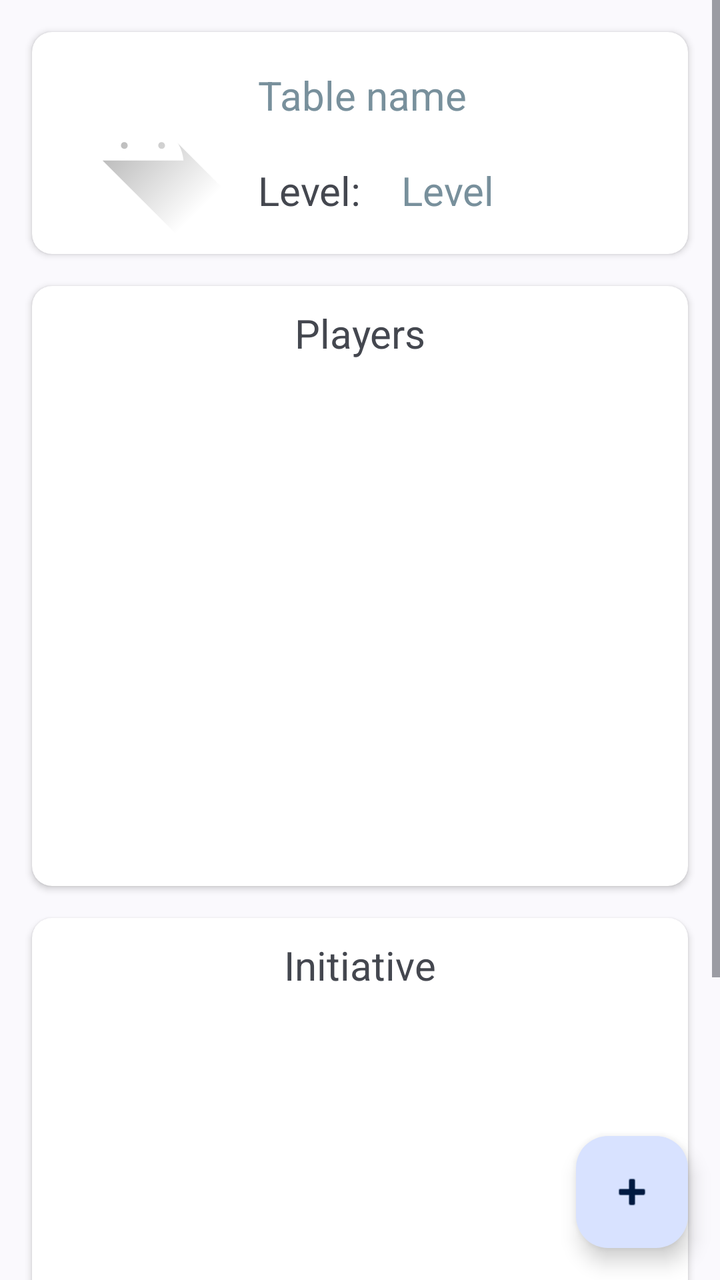
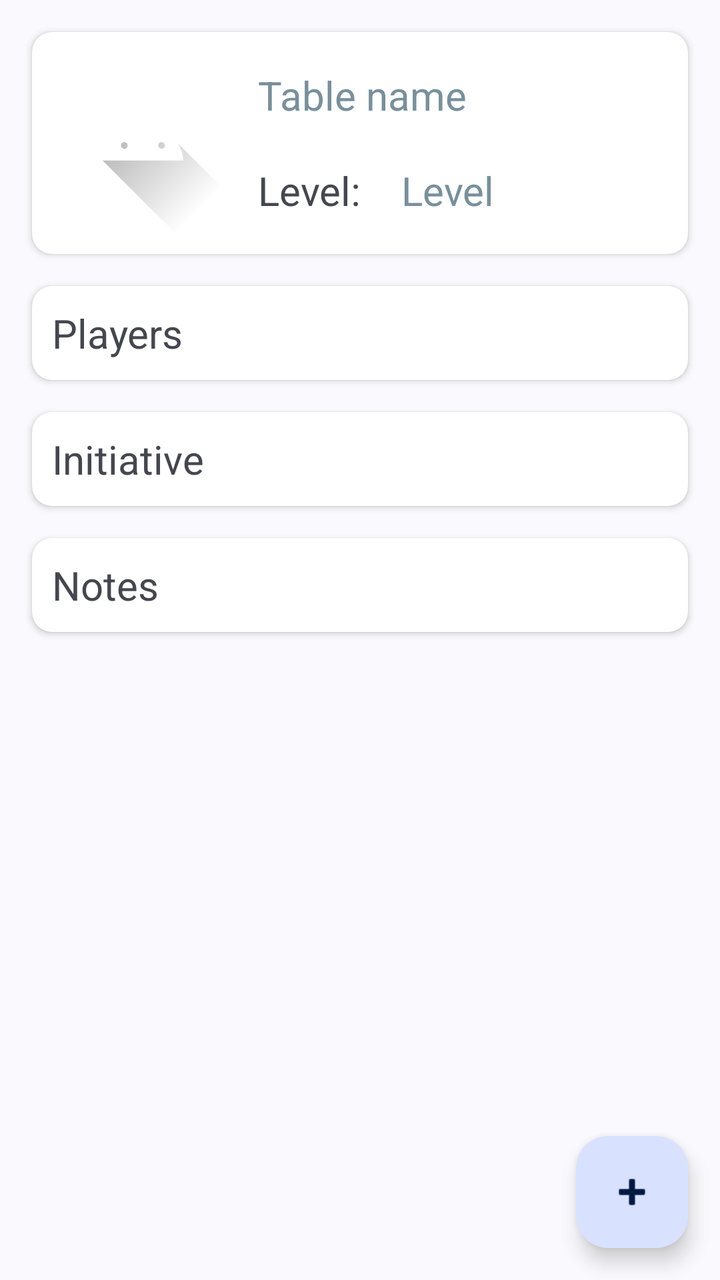

Before-and-after screenshots of an Android layout around one commit, followed by the original layout XML and the change that was made.
<!-- AndroidManifest.xml: application theme Theme.DawningOfTheAshes -->
<!-- res/layout/fragment_table_info.xml -->
<?xml version="1.0" encoding="utf-8"?>
<layout xmlns:android="http://schemas.android.com/apk/res/android"
    xmlns:app="http://schemas.android.com/apk/res-auto"
    xmlns:tools="http://schemas.android.com/tools">

    <androidx.constraintlayout.widget.ConstraintLayout
        android:layout_width="match_parent"
        android:layout_height="match_parent"
        tools:context=".ui.ShowTable">

        <ScrollView
            android:id="@+id/scrollView"
            android:layout_width="match_parent"
            android:layout_height="0dp"
            app:layout_constraintBottom_toBottomOf="parent"
            app:layout_constraintEnd_toEndOf="parent"
            app:layout_constraintHorizontal_bias="0.0"
            app:layout_constraintStart_toStartOf="parent"
            app:layout_constraintTop_toTopOf="parent"
            app:layout_constraintVertical_bias="0.0">

            <androidx.constraintlayout.widget.ConstraintLayout
                android:layout_width="match_parent"
                android:layout_height="wrap_content">

                <androidx.cardview.widget.CardView
                    android:id="@+id/tableHeaderCardView"
                    android:layout_width="0dp"
                    android:layout_height="wrap_content"
                    android:layout_marginStart="16dp"
                    android:layout_marginTop="16dp"
                    android:layout_marginEnd="16dp"
                    app:cardCornerRadius="@dimen/cardRadius"
                    app:layout_constraintEnd_toEndOf="parent"
                    app:layout_constraintStart_toStartOf="parent"
                    app:layout_constraintTop_toTopOf="parent">

                    <androidx.constraintlayout.widget.ConstraintLayout
                        android:layout_width="match_parent"
                        android:layout_height="match_parent">

                        <ImageView
                            android:id="@+id/tableProfileImage"
                            android:layout_width="95dp"
                            android:layout_height="95dp"
                            android:layout_marginStart="8dp"
                            android:layout_marginTop="8dp"
                            android:layout_marginBottom="8dp"
                            android:contentDescription="@string/tableImage"
                            app:layout_constraintBottom_toBottomOf="parent"
                            app:layout_constraintStart_toStartOf="parent"
                            app:layout_constraintTop_toTopOf="parent"
                            app:srcCompat="@drawable/ic_launcher_foreground" />

                        <TextView
                            android:id="@+id/tableNameTextField"
                            style="@style/tableTextStyle"
                            android:layout_width="0dp"
                            android:layout_height="wrap_content"
                            android:layout_marginTop="8dp"
                            android:layout_marginEnd="8dp"
                            android:hint="@string/tableName"
                            android:textColorHint="#78909C"
                            android:textSize="20sp"
                            app:layout_constraintEnd_toEndOf="parent"
                            app:layout_constraintHorizontal_bias="1.0"
                            app:layout_constraintStart_toEndOf="@+id/tableProfileImage"
                            app:layout_constraintTop_toTopOf="parent" />

                        <TextView
                            android:id="@+id/levelLabel"
                            style="@style/tableLabelTextStyle"
                            android:layout_width="0dp"
                            android:layout_height="wrap_content"
                            android:layout_marginBottom="8dp"
                            android:text="@string/levelLabel"
                            android:textSize="20sp"
                            app:layout_constraintBottom_toBottomOf="parent"
                            app:layout_constraintStart_toEndOf="@+id/tableProfileImage"
                            app:layout_constraintTop_toBottomOf="@+id/tableNameTextField" />

                        <TextView
                            android:id="@+id/levelTextView"
                            style="@style/tableTextStyle"
                            android:layout_width="0dp"
                            android:layout_height="wrap_content"
                            android:layout_marginEnd="8dp"
                            android:layout_marginBottom="8dp"
                            android:hint="@string/levelText"
                            android:textColorHint="#78909C"
                            android:textSize="20sp"
                            app:layout_constraintBottom_toBottomOf="parent"
                            app:layout_constraintEnd_toEndOf="parent"
                            app:layout_constraintStart_toEndOf="@+id/levelLabel"
                            app:layout_constraintTop_toBottomOf="@+id/tableNameTextField" />
                    </androidx.constraintlayout.widget.ConstraintLayout>
                </androidx.cardview.widget.CardView>

                <androidx.cardview.widget.CardView
                    android:id="@+id/playersCardView"
                    android:layout_width="0dp"
                    android:layout_height="300dp"
                    android:layout_marginStart="16dp"
                    android:layout_marginTop="16dp"
                    android:layout_marginEnd="16dp"
                    app:cardCornerRadius="@dimen/cardRadius"
                    app:layout_constraintEnd_toEndOf="parent"
                    app:layout_constraintStart_toStartOf="parent"
                    app:layout_constraintTop_toBottomOf="@+id/tableHeaderCardView">

                    <androidx.constraintlayout.widget.ConstraintLayout
                        android:layout_width="match_parent"
                        android:layout_height="match_parent">

                        <androidx.recyclerview.widget.RecyclerView
                            android:id="@+id/playersRecyclerView"
                            android:layout_width="0dp"
                            android:layout_height="0dp"
                            app:layout_constraintBottom_toBottomOf="parent"
                            app:layout_constraintEnd_toEndOf="parent"
                            app:layout_constraintStart_toStartOf="parent"
                            app:layout_constraintTop_toBottomOf="@+id/playerTextView" />

                        <TextView
                            android:id="@+id/playerTextView"
                            style="@style/tableLabelTextStyle"
                            android:layout_width="wrap_content"
                            android:layout_height="wrap_content"
                            android:text="@string/playersText"
                            app:layout_constraintEnd_toEndOf="parent"
                            app:layout_constraintStart_toStartOf="parent"
                            app:layout_constraintTop_toTopOf="parent" />
                    </androidx.constraintlayout.widget.ConstraintLayout>
                </androidx.cardview.widget.CardView>

                <androidx.cardview.widget.CardView
                    android:id="@+id/thirdCatdView"
                    android:layout_width="0dp"
                    android:layout_height="300dp"
                    android:layout_marginStart="16dp"
                    android:layout_marginTop="16dp"
                    android:layout_marginEnd="16dp"
                    app:cardCornerRadius="@dimen/cardRadius"
                    app:layout_constraintEnd_toEndOf="parent"
                    app:layout_constraintStart_toStartOf="parent"
                    app:layout_constraintTop_toBottomOf="@+id/playersCardView">

                    <androidx.constraintlayout.widget.ConstraintLayout
                        android:layout_width="match_parent"
                        android:layout_height="match_parent">

                        <TextView
                            android:id="@+id/initiativeTextView"
                            style="@style/tableLabelTextStyle"
                            android:layout_width="wrap_content"
                            android:layout_height="wrap_content"
                            android:text="@string/initiativeText"
                            app:layout_constraintEnd_toEndOf="parent"
                            app:layout_constraintStart_toStartOf="parent"
                            app:layout_constraintTop_toTopOf="parent" />

                        <androidx.recyclerview.widget.RecyclerView
                            android:id="@+id/initiativeRecyclerView"
                            android:layout_width="0dp"
                            android:layout_height="0dp"
                            app:layout_constraintBottom_toBottomOf="parent"
                            app:layout_constraintEnd_toEndOf="parent"
                            app:layout_constraintStart_toStartOf="parent"
                            app:layout_constraintTop_toBottomOf="@+id/initiativeTextView" />

                    </androidx.constraintlayout.widget.ConstraintLayout>
                </androidx.cardview.widget.CardView>

                <androidx.cardview.widget.CardView
                    android:id="@+id/notesCard"
                    android:layout_width="0dp"
                    android:layout_height="wrap_content"
                    android:layout_marginStart="16dp"
                    android:layout_marginTop="16dp"
                    android:layout_marginEnd="16dp"
                    android:layout_marginBottom="16dp"
                    app:cardCornerRadius="@dimen/cardRadius"
                    app:layout_constraintBottom_toBottomOf="parent"
                    app:layout_constraintEnd_toEndOf="parent"
                    app:layout_constraintStart_toStartOf="parent"
                    app:layout_constraintTop_toBottomOf="@+id/thirdCatdView">

                    <androidx.constraintlayout.widget.ConstraintLayout
                        android:layout_width="match_parent"
                        android:layout_height="match_parent">

                        <TextView
                            android:id="@+id/notesTextView"
                            style="@style/tableLabelTextStyle"
                            android:layout_width="wrap_content"
                            android:layout_height="wrap_content"
                            android:text="@string/campaignNotes"
                            app:layout_constraintEnd_toEndOf="parent"
                            app:layout_constraintStart_toStartOf="parent"
                            app:layout_constraintTop_toTopOf="parent" />

                        <androidx.recyclerview.widget.RecyclerView
                            android:id="@+id/notesRecyclerView"
                            android:layout_width="0dp"
                            android:layout_height="wrap_content"
                            app:layout_constraintBottom_toBottomOf="parent"
                            app:layout_constraintEnd_toEndOf="parent"
                            app:layout_constraintStart_toStartOf="parent"
                            app:layout_constraintTop_toBottomOf="@+id/notesTextView" />

                    </androidx.constraintlayout.widget.ConstraintLayout>
                </androidx.cardview.widget.CardView>

            </androidx.constraintlayout.widget.ConstraintLayout>
        </ScrollView>

        <com.google.android.material.floatingactionbutton.FloatingActionButton
            android:id="@+id/addButton"
            android:layout_width="wrap_content"
            android:layout_height="wrap_content"
            android:layout_marginEnd="16dp"
            android:layout_marginBottom="16dp"
            android:clickable="true"
            android:src="@android:drawable/ic_input_add"
            android:contentDescription="@string/addButton"
            app:layout_constraintBottom_toBottomOf="parent"
            app:layout_constraintEnd_toEndOf="parent" />

    </androidx.constraintlayout.widget.ConstraintLayout>
</layout>
<!-- resources referenced by this layout -->
<resources>
  <dimen name="cardRadius">10dp</dimen>
  <!-- drawable ic_launcher_foreground (drawable) -->
  <vector xmlns:android="http://schemas.android.com/apk/res/android"
      xmlns:aapt="http://schemas.android.com/aapt"
      android:width="108dp"
      android:height="108dp"
      android:viewportWidth="108"
      android:viewportHeight="108">
      <path android:pathData="M31,63.928c0,0 6.4,-11 12.1,-13.1c7.2,-2.6 26,-1.4 26,-1.4l38.1,38.1L107,108.928l-32,-1L31,63.928z">
          <aapt:attr name="android:fillColor">
              <gradient
                  android:endX="85.84757"
                  android:endY="92.4963"
                  android:startX="42.9492"
                  android:startY="49.59793"
                  android:type="linear">
                  <item
                      android:color="#44000000"
                      android:offset="0.0" />
                  <item
                      android:color="#00000000"
                      android:offset="1.0" />
              </gradient>
          </aapt:attr>
      </path>
      <path
          android:fillColor="#FFFFFF"
          android:fillType="nonZero"
          android:pathData="M65.3,45.828l3.8,-6.6c0.2,-0.4 0.1,-0.9 -0.3,-1.1c-0.4,-0.2 -0.9,-0.1 -1.1,0.3l-3.9,6.7c-6.3,-2.8 -13.4,-2.8 -19.7,0l-3.9,-6.7c-0.2,-0.4 -0.7,-0.5 -1.1,-0.3C38.8,38.328 38.7,38.828 38.9,39.228l3.8,6.6C36.2,49.428 31.7,56.028 31,63.928h46C76.3,56.028 71.8,49.428 65.3,45.828zM43.4,57.328c-0.8,0 -1.5,-0.5 -1.8,-1.2c-0.3,-0.7 -0.1,-1.5 0.4,-2.1c0.5,-0.5 1.4,-0.7 2.1,-0.4c0.7,0.3 1.2,1 1.2,1.8C45.3,56.528 44.5,57.328 43.4,57.328L43.4,57.328zM64.6,57.328c-0.8,0 -1.5,-0.5 -1.8,-1.2s-0.1,-1.5 0.4,-2.1c0.5,-0.5 1.4,-0.7 2.1,-0.4c0.7,0.3 1.2,1 1.2,1.8C66.5,56.528 65.6,57.328 64.6,57.328L64.6,57.328z"
          android:strokeWidth="1"
          android:strokeColor="#00000000" />
  </vector>
  <string name="addButton">Add element</string>
  <string name="campaignNotes">Notes</string>
  <string name="initiativeText">Initiative</string>
  <string name="levelLabel">Level:</string>
  <string name="levelText">Level</string>
  <string name="playersText">Players</string>
  <string name="tableImage">Table image</string>
  <string name="tableName">Table name</string>
  <style name="tableLabelTextStyle" parent="tableTextStyle">
          <item name="android:layout_width">wrap_content</item>
          <item name="android:layout_height">wrap_content</item>
          <item name="android:textSize">20sp</item>
      </style>
  <style name="tableTextStyle">
          <item name="android:layout_width">wrap_content</item>
          <item name="android:layout_height">wrap_content</item>
          <item name="android:padding">@dimen/welcomePadding</item>
          <item name="android:textSize">24sp</item>
      </style>
  <style name="Theme.DawningOfTheAshes" parent="Theme.Material3.DynamicColors.Light">
      
      
      
      
      
      
      
      
      
      
      <item name="android:windowLightStatusBar">true</item>
      
      
      
  </style>
  <dimen name="welcomePadding">10dp</dimen>
</resources>

<!-- the commit's change to res/layout/fragment_table_info.xml (unified diff, before → after) -->
@@ -99,10 +99,11 @@
                 <androidx.cardview.widget.CardView
                     android:id="@+id/playersCardView"
                     android:layout_width="0dp"
-                    android:layout_height="300dp"
-                    android:layout_marginStart="16dp"
-                    android:layout_marginTop="16dp"
-                    android:layout_marginEnd="16dp"
+                    android:layout_height="wrap_content"
+                    android:layout_marginStart="16dp"
+                    android:layout_marginTop="16dp"
+                    android:layout_marginEnd="16dp"
+                    android:maxHeight="@dimen/recyclerMaxHeight"
                     app:cardCornerRadius="@dimen/cardRadius"
                     app:layout_constraintEnd_toEndOf="parent"
                     app:layout_constraintStart_toStartOf="parent"
@@ -115,7 +116,7 @@
                         <androidx.recyclerview.widget.RecyclerView
                             android:id="@+id/playersRecyclerView"
                             android:layout_width="0dp"
-                            android:layout_height="0dp"
+                            android:layout_height="wrap_content"
                             app:layout_constraintBottom_toBottomOf="parent"
                             app:layout_constraintEnd_toEndOf="parent"
                             app:layout_constraintStart_toStartOf="parent"
@@ -124,7 +125,7 @@
                         <TextView
                             android:id="@+id/playerTextView"
                             style="@style/tableLabelTextStyle"
-                            android:layout_width="wrap_content"
+                            android:layout_width="0dp"
                             android:layout_height="wrap_content"
                             android:text="@string/playersText"
                             app:layout_constraintEnd_toEndOf="parent"
@@ -136,10 +137,11 @@
                 <androidx.cardview.widget.CardView
                     android:id="@+id/thirdCatdView"
                     android:layout_width="0dp"
-                    android:layout_height="300dp"
-                    android:layout_marginStart="16dp"
-                    android:layout_marginTop="16dp"
-                    android:layout_marginEnd="16dp"
+                    android:layout_height="wrap_content"
+                    android:layout_marginStart="16dp"
+                    android:layout_marginTop="16dp"
+                    android:layout_marginEnd="16dp"
+                    android:maxHeight="@dimen/recyclerMaxHeight"
                     app:cardCornerRadius="@dimen/cardRadius"
                     app:layout_constraintEnd_toEndOf="parent"
                     app:layout_constraintStart_toStartOf="parent"
@@ -152,7 +154,7 @@
                         <TextView
                             android:id="@+id/initiativeTextView"
                             style="@style/tableLabelTextStyle"
-                            android:layout_width="wrap_content"
+                            android:layout_width="0dp"
                             android:layout_height="wrap_content"
                             android:text="@string/initiativeText"
                             app:layout_constraintEnd_toEndOf="parent"
@@ -162,7 +164,7 @@
                         <androidx.recyclerview.widget.RecyclerView
                             android:id="@+id/initiativeRecyclerView"
                             android:layout_width="0dp"
-                            android:layout_height="0dp"
+                            android:layout_height="wrap_content"
                             app:layout_constraintBottom_toBottomOf="parent"
                             app:layout_constraintEnd_toEndOf="parent"
                             app:layout_constraintStart_toStartOf="parent"
@@ -192,7 +194,7 @@
                         <TextView
                             android:id="@+id/notesTextView"
                             style="@style/tableLabelTextStyle"
-                            android:layout_width="wrap_content"
+                            android:layout_width="0dp"
                             android:layout_height="wrap_content"
                             android:text="@string/campaignNotes"
                             app:layout_constraintEnd_toEndOf="parent"
<!-- resource entries referenced after the edit -->
@@ -1,6 +1,7 @@
 <!-- resources referenced by this layout -->
 <resources>
   <dimen name="cardRadius">10dp</dimen>
+  <dimen name="recyclerMaxHeight">350</dimen>
   <!-- drawable ic_launcher_foreground (drawable) -->
   <vector xmlns:android="http://schemas.android.com/apk/res/android"
       xmlns:aapt="http://schemas.android.com/aapt"
